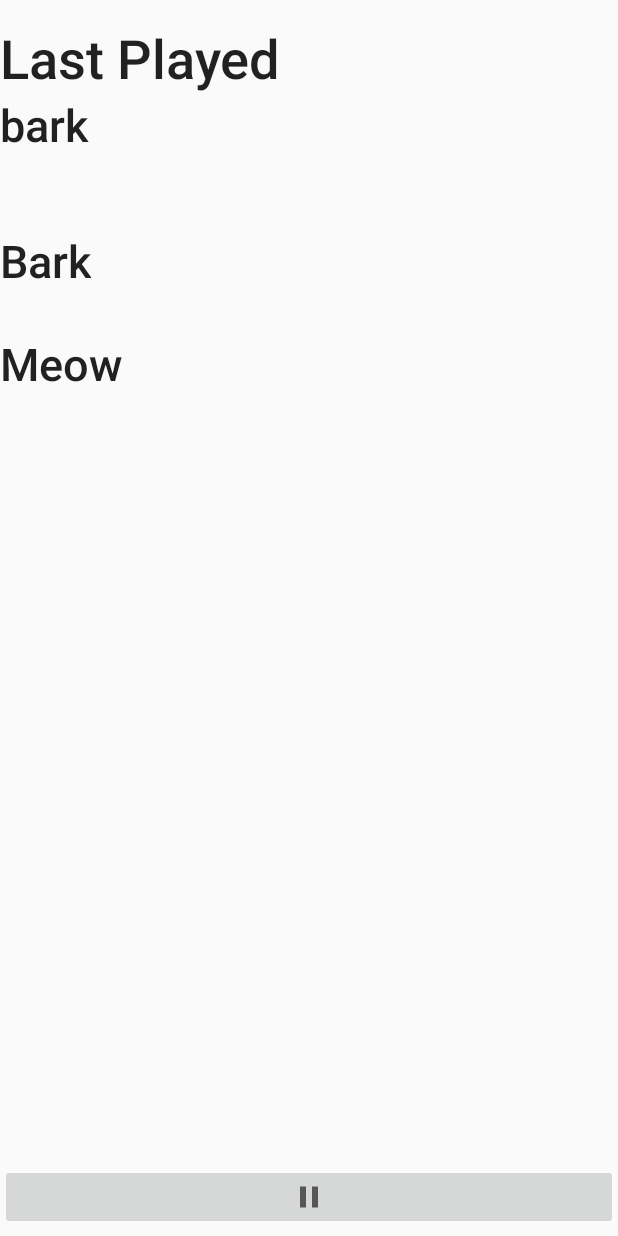
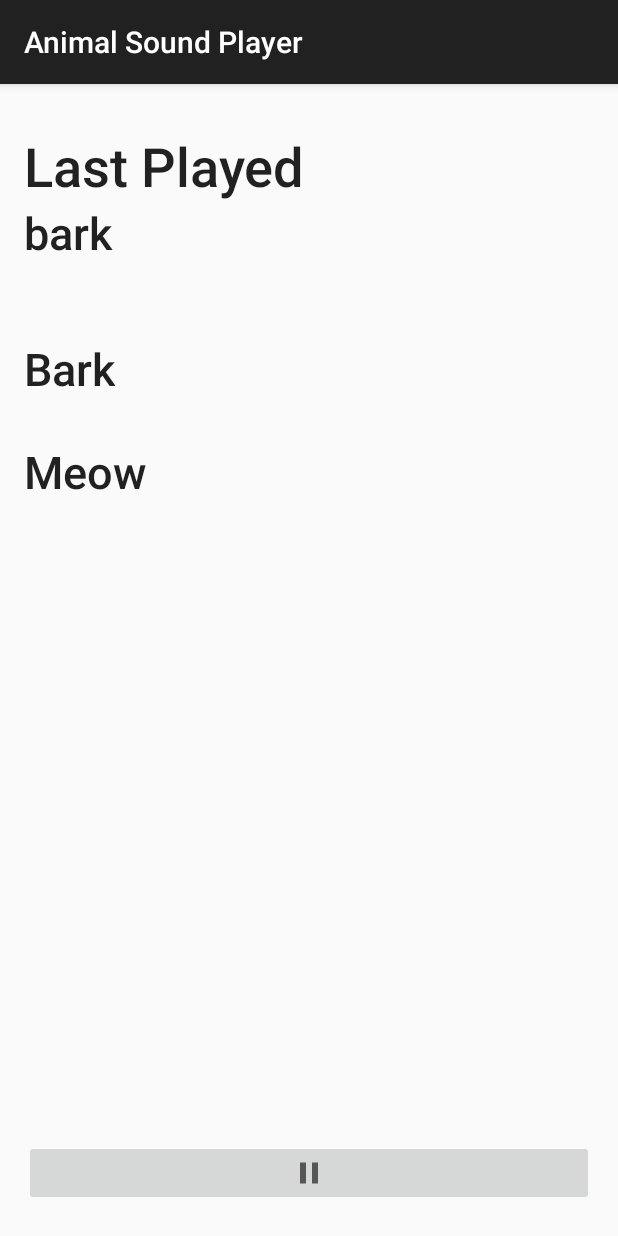
Before and after one commit to priyanshnama/Animal_Sound_Player, an Android app: the screen it shows after launch (MainActivity), after a tap on "Bark", on a phone screen of 412 x 824 dp. Run offline under Robolectric (Android 15) with nearby library versions, the light colour scheme and no system bars; 1 other tap on this screen came first.

Commit message:
Minor fixes, dependencies upgraded, style changed, ui updated-margin added.

```diff
--- a/app/src/main/java/com/priyanshnama/animalsoundplayer/MainActivity.java
+++ b/app/src/main/java/com/priyanshnama/animalsoundplayer/MainActivity.java
@@ -32,7 +32,7 @@ public class MainActivity extends AppCompatActivity {
         editor.apply();
 
         mediaPlayer = MediaPlayer.create(this, sharedPreferences.getInt("last_played",R.raw.bark));
-        last_Played.setText(sharedPreferences.getString("last_played","click on a animal name"));
+        last_Played.setText(sharedPreferences.getString("txt_last_played","click on a animal name"));
 
         bark.setOnClickListener(v -> changeSound(R.raw.bark, "bark"));
         meow.setOnClickListener(v -> changeSound(R.raw.meow, "meow"));
@@ -60,7 +60,7 @@ public class MainActivity extends AppCompatActivity {
         mediaPlayer = MediaPlayer.create(this,sound);
         play_the_sound();
         editor.putInt("last_played",sound);
-        editor.putString("last_played",last_played);
+        editor.putString("txt_last_played",last_played);
         last_Played.setText(last_played);
         editor.commit();
         mediaPlayer.setOnCompletionListener(v ->pause_the_sound());
--- a/app/src/main/res/layout/activity_main.xml
+++ b/app/src/main/res/layout/activity_main.xml
@@ -10,6 +10,7 @@
         android:layout_width="match_parent"
         android:layout_height="match_parent"
         android:orientation="vertical"
+        android:layout_margin="16dp"
         app:layout_constraintBottom_toBottomOf="parent"
         app:layout_constraintEnd_toEndOf="parent"
         app:layout_constraintStart_toStartOf="parent"
--- a/app/src/main/res/values/styles.xml
+++ b/app/src/main/res/values/styles.xml
@@ -1,4 +1,4 @@
 <resources>
     <!-- Base application theme. -->
-    <style name="AppTheme" parent="Theme.MaterialComponents.DayNight.NoActionBar.Bridge"/>
+    <style name="AppTheme" parent="Theme.AppCompat.Light.DarkActionBar"/>
 </resources>
```
